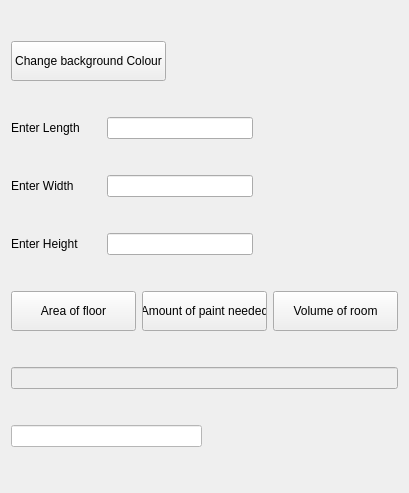
Mozza810/RoomDimensionsGUI, file RoomDimensionsGUI.ui: the form before one commit.
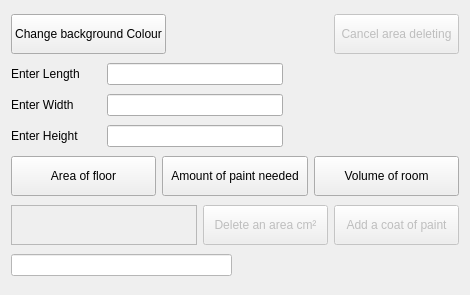
The form after the commit. Icons and pictures are not drawn.

The edit to the form file:
```diff
--- a/RoomDimensionsGUI.ui
+++ b/RoomDimensionsGUI.ui
@@ -2,12 +2,15 @@
 <ui version="4.0">
  <class>RoomDimensionsGUI</class>
  <widget class="QMainWindow" name="RoomDimensionsGUI">
+  <property name="enabled">
+   <bool>true</bool>
+  </property>
   <property name="geometry">
    <rect>
     <x>0</x>
     <y>0</y>
-    <width>407</width>
-    <height>493</height>
+    <width>470</width>
+    <height>295</height>
    </rect>
   </property>
   <property name="sizePolicy">
@@ -16,6 +19,18 @@
     <verstretch>0</verstretch>
    </sizepolicy>
   </property>
+  <property name="minimumSize">
+   <size>
+    <width>470</width>
+    <height>0</height>
+   </size>
+  </property>
+  <property name="maximumSize">
+   <size>
+    <width>16777215</width>
+    <height>16777215</height>
+   </size>
+  </property>
   <property name="windowTitle">
    <string>Room Calculator</string>
   </property>
@@ -62,6 +77,22 @@
         </property>
        </spacer>
       </item>
+      <item>
+       <widget class="QPushButton" name="pushButton_cancel_delete">
+        <property name="enabled">
+         <bool>false</bool>
+        </property>
+        <property name="minimumSize">
+         <size>
+          <width>125</width>
+          <height>40</height>
+         </size>
+        </property>
+        <property name="text">
+         <string>Cancel area deleting</string>
+        </property>
+       </widget>
+      </item>
      </layout>
     </item>
     <item>
@@ -245,23 +276,71 @@
      </layout>
     </item>
     <item>
-     <widget class="QLineEdit" name="lineEdit_Warning">
+     <layout class="QHBoxLayout" name="horizontalLayout_7">
+      <property name="sizeConstraint">
+       <enum>QLayout::SetDefaultConstraint</enum>
+      </property>
+      <item>
+       <widget class="QTextEdit" name="lineEdit_warning">
       <property name="enabled">
        <bool>false</bool>
       </property>
+        <property name="sizePolicy">
+         <sizepolicy hsizetype="Expanding" vsizetype="Fixed">
+          <horstretch>0</horstretch>
+          <verstretch>0</verstretch>
+         </sizepolicy>
+        </property>
       <property name="minimumSize">
        <size>
         <width>0</width>
-        <height>0</height>
+          <height>40</height>
        </size>
       </property>
       <property name="maximumSize">
        <size>
-        <width>390</width>
-        <height>16777215</height>
-       </size>
-      </property>
-     </widget>
+          <width>16777215</width>
+          <height>40</height>
+         </size>
+        </property>
+        <property name="readOnly">
+         <bool>true</bool>
+        </property>
+       </widget>
+      </item>
+      <item>
+       <widget class="QPushButton" name="pushButton_delete_area">
+        <property name="enabled">
+         <bool>false</bool>
+        </property>
+        <property name="minimumSize">
+         <size>
+          <width>125</width>
+          <height>40</height>
+         </size>
+        </property>
+        <property name="text">
+         <string>Delete an area cm²</string>
+        </property>
+       </widget>
+      </item>
+      <item>
+       <widget class="QPushButton" name="pushButton_coat_paint">
+        <property name="enabled">
+         <bool>false</bool>
+        </property>
+        <property name="minimumSize">
+         <size>
+          <width>125</width>
+          <height>40</height>
+         </size>
+        </property>
+        <property name="text">
+         <string>Add a coat of paint</string>
+        </property>
+       </widget>
+      </item>
+     </layout>
     </item>
     <item>
      <layout class="QHBoxLayout" name="horizontalLayout_5">
```
Left out of the diff: 3 changed lines with no effect on the pictures. Lines whose indentation alone changed are shown as unchanged.
